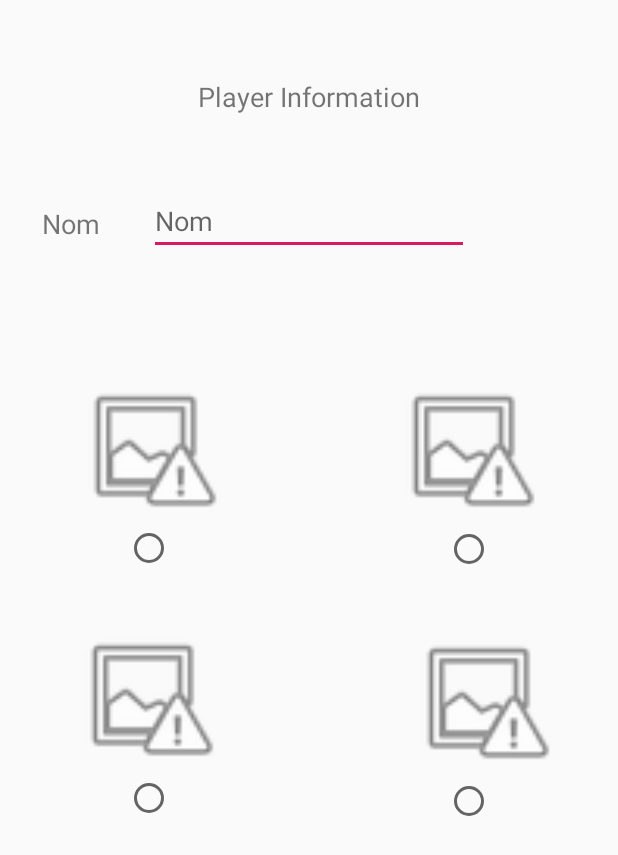
After one commit to tajaouart/iuttp1920, an Android app: the ChoosePlayersNames screen opened directly, with no data from a screen before it, on a phone screen of 412 x 824 dp. The commit adds this screen. Shown: the top 855 px of the screen. Run offline under Robolectric (Android 15) with nearby library versions, the phone set to English and light mode, and no system bars.

Commit message:
add choose players names activity + radio buttons radio group fonctionnality

```diff
--- a/app/src/main/AndroidManifest.xml
+++ b/app/src/main/AndroidManifest.xml
@@ -9,6 +9,7 @@
         android:roundIcon="@mipmap/ic_launcher_round"
         android:supportsRtl="true"
         android:theme="@style/AppTheme">
+        <activity android:name=".ChoosePlayersNames"></activity>
         <activity android:name=".MainActivity">
             <intent-filter>
                 <action android:name="android.intent.action.MAIN" />
--- /dev/null
+++ b/app/src/main/java/fr/aylan/puissancequatre/ChoosePlayersNames.java
@@ -0,0 +1,94 @@
+package fr.aylan.puissancequatre;
+
+import androidx.appcompat.app.AppCompatActivity;
+
+import android.os.Bundle;
+import android.view.View;
+import android.view.View.OnClickListener;
+import android.widget.CompoundButton;
+import android.widget.RadioButton;
+import android.widget.RadioGroup;
+
+public class ChoosePlayersNames extends AppCompatActivity {
+
+    RadioButton radioButton1;
+    RadioButton radioButton2;
+    RadioButton radioButton3;
+    RadioButton radioButton4;
+    RadioGroup radioGroup;
+
+
+    @Override
+    protected void onCreate(Bundle savedInstanceState) {
+        super.onCreate(savedInstanceState);
+        setContentView(R.layout.activity_choose_players_names);
+
+        radioButton1 = findViewById(R.id.radioButton1);
+        radioButton2 = findViewById(R.id.radioButton2);
+        radioButton3 = findViewById(R.id.radioButton3);
+        radioButton4 = findViewById(R.id.radioButton4);
+
+
+        radioButton1.setOnClickListener(first_radio_listener);
+        radioButton2.setOnClickListener(second_radio_listener);
+        radioButton3.setOnClickListener(third_radio_listener);
+        radioButton4.setOnClickListener(fourth_radio_listener);
+
+    }
+
+    private void radiob1(View view) {
+        radioButton1.setChecked(true);
+        radioButton2.setChecked(false);
+        radioButton3.setChecked(false);
+        radioButton4.setChecked(false);
+
+    }
+    private void radiob2(View view) {
+        radioButton1.setChecked(false);
+        radioButton2.setChecked(true);
+        radioButton3.setChecked(false);
+        radioButton4.setChecked(false);
+
+    }
+    private void radiob3(View view) {
+        radioButton1.setChecked(false);
+        radioButton2.setChecked(false);
+        radioButton3.setChecked(true);
+        radioButton4.setChecked(false);
+
+    }
+    private void radiob4(View view) {
+        radioButton1.setChecked(false);
+        radioButton2.setChecked(false);
+        radioButton3.setChecked(false);
+        radioButton4.setChecked(true);
+
+    }
+
+
+    OnClickListener first_radio_listener = new OnClickListener (){
+        public void onClick(View v) {
+            radiob1(null);
+        }
+    };
+
+    OnClickListener second_radio_listener = new OnClickListener (){
+        public void onClick(View v) {
+            radiob2(null);
+        }
+    };
+
+    OnClickListener third_radio_listener = new OnClickListener (){
+        public void onClick(View v) {
+            radiob3(null);
+        }
+    };
+    OnClickListener fourth_radio_listener = new OnClickListener (){
+        public void onClick(View v) {
+            radiob4(null);
+        }
+    };
+
+
+
+}
--- a/app/src/main/java/fr/aylan/puissancequatre/MainActivity.java
+++ b/app/src/main/java/fr/aylan/puissancequatre/MainActivity.java
@@ -2,13 +2,37 @@ package fr.aylan.puissancequatre;
 
 import androidx.appcompat.app.AppCompatActivity;
 
+import android.content.Intent;
 import android.os.Bundle;
+import android.view.View;
+import android.widget.EditText;
 
 public class MainActivity extends AppCompatActivity {
+    EditText etGridDimensions;
+    EditText etNbrPlayers;
 
     @Override
     protected void onCreate(Bundle savedInstanceState) {
         super.onCreate(savedInstanceState);
         setContentView(R.layout.activity_main);
+
+        etGridDimensions = findViewById(R.id.etGridDimensions);
+        etNbrPlayers = findViewById(R.id.etNbrPlayers);
+    }
+
+
+    public void nextChoosePlayersNames(View view){
+        int nbrPlayers = Integer.parseInt(etNbrPlayers.getText().toString());
+        int gridDimensions = Integer.parseInt(etGridDimensions.getText().toString());
+
+        Intent intent = new Intent(this, ChoosePlayersNames.class);
+        intent.putExtra("nbrPlayers",nbrPlayers);
+        intent.putExtra("gridDimensions",gridDimensions);
+
+        startActivity(intent);
+
+
+
+
     }
 }
--- /dev/null
+++ b/app/src/main/res/layout/activity_choose_players_names.xml
@@ -0,0 +1,114 @@
+<?xml version="1.0" encoding="utf-8"?>
+<androidx.constraintlayout.widget.ConstraintLayout xmlns:android="http://schemas.android.com/apk/res/android"
+    xmlns:app="http://schemas.android.com/apk/res-auto"
+    xmlns:tools="http://schemas.android.com/tools"
+    android:layout_width="match_parent"
+    android:layout_height="match_parent"
+    tools:context=".ChoosePlayersNames">
+
+    <TextView
+        android:id="@+id/titlePageChoosePlayerName"
+        android:layout_width="wrap_content"
+        android:layout_height="wrap_content"
+        android:layout_marginTop="52dp"
+        android:text="Player Information"
+        android:textSize="18sp"
+        app:layout_constraintEnd_toEndOf="parent"
+        app:layout_constraintStart_toStartOf="parent"
+        app:layout_constraintTop_toTopOf="parent" />
+
+    <TextView
+        android:id="@+id/textView5"
+        android:layout_width="wrap_content"
+        android:layout_height="wrap_content"
+        android:layout_marginStart="28dp"
+        android:layout_marginTop="60dp"
+        android:text="Nom "
+        android:textSize="18sp"
+        app:layout_constraintStart_toStartOf="parent"
+        app:layout_constraintTop_toBottomOf="@+id/titlePageChoosePlayerName" />
+
+    <EditText
+        android:id="@+id/playerName"
+        android:layout_width="wrap_content"
+        android:layout_height="wrap_content"
+        android:layout_marginStart="28dp"
+        android:layout_marginTop="48dp"
+        android:ems="10"
+        android:hint="Nom"
+        android:inputType="textPersonName"
+        app:layout_constraintStart_toEndOf="@+id/textView5"
+        app:layout_constraintTop_toBottomOf="@+id/titlePageChoosePlayerName" />
+
+    <ImageView
+        android:id="@+id/imagePion2"
+        android:layout_width="100dp"
+        android:layout_height="100dp"
+        android:layout_marginTop="80dp"
+        android:layout_marginEnd="50dp"
+        app:layout_constraintEnd_toEndOf="parent"
+        app:layout_constraintTop_toBottomOf="@+id/playerName"
+        app:srcCompat="@android:drawable/ic_menu_report_image" />
+
+    <ImageView
+        android:id="@+id/imagePion1"
+        android:layout_width="100dp"
+        android:layout_height="100dp"
+        android:layout_marginLeft="50dp"
+        android:layout_marginTop="80dp"
+        app:layout_constraintStart_toStartOf="parent"
+        app:layout_constraintTop_toBottomOf="@+id/playerName"
+        app:srcCompat="@android:drawable/ic_menu_report_image" />
+
+    <ImageView
+        android:id="@+id/imagePion3"
+        android:layout_width="100dp"
+        android:layout_height="100dp"
+        android:layout_marginStart="48dp"
+        android:layout_marginTop="36dp"
+        app:layout_constraintStart_toStartOf="parent"
+        app:layout_constraintTop_toBottomOf="@+id/radioButton1"
+        app:srcCompat="@android:drawable/ic_menu_report_image" />
+
+    <ImageView
+        android:id="@+id/imagePion4"
+        android:layout_width="100dp"
+        android:layout_height="100dp"
+        android:layout_marginTop="36dp"
+        android:layout_marginEnd="40dp"
+        app:layout_constraintEnd_toEndOf="parent"
+        app:layout_constraintTop_toBottomOf="@+id/radioButton2"
+        app:srcCompat="@android:drawable/ic_menu_report_image" />
+
+    <RadioButton
+        android:id="@+id/radioButton1"
+        android:layout_width="wrap_content"
+        android:layout_height="30dp"
+        android:layout_marginStart="83dp"
+        app:layout_constraintStart_toStartOf="parent"
+        app:layout_constraintTop_toBottomOf="@+id/imagePion1" />
+
+    <RadioButton
+        android:id="@+id/radioButton2"
+        android:layout_width="wrap_content"
+        android:layout_height="wrap_content"
+        android:layout_marginEnd="83dp"
+        app:layout_constraintEnd_toEndOf="parent"
+        app:layout_constraintTop_toBottomOf="@+id/imagePion2" />
+
+    <RadioButton
+        android:id="@+id/radioButton3"
+        android:layout_width="wrap_content"
+        android:layout_height="wrap_content"
+        android:layout_marginStart="83dp"
+        app:layout_constraintStart_toStartOf="parent"
+        app:layout_constraintTop_toBottomOf="@+id/imagePion3" />
+
+    <RadioButton
+        android:id="@+id/radioButton4"
+        android:layout_width="wrap_content"
+        android:layout_height="wrap_content"
+        android:layout_marginEnd="83dp"
+        app:layout_constraintEnd_toEndOf="parent"
+        app:layout_constraintTop_toBottomOf="@+id/imagePion4" />
+</androidx.constraintlayout.widget.ConstraintLayout>
--- a/app/src/main/res/layout/activity_main.xml
+++ b/app/src/main/res/layout/activity_main.xml
@@ -29,7 +29,7 @@
         app:layout_constraintTop_toTopOf="parent" />
 
     <EditText
-        android:id="@+id/editText"
+        android:id="@+id/etNbrPlayers"
         android:layout_width="wrap_content"
         android:layout_height="wrap_content"
         android:layout_marginEnd="52dp"
@@ -39,11 +39,11 @@
         android:text="0"
         app:layout_constraintBottom_toBottomOf="parent"
         app:layout_constraintEnd_toEndOf="parent"
-        app:layout_constraintTop_toBottomOf="@+id/editText2"
+        app:layout_constraintTop_toBottomOf="@+id/etGridDimensions"
         app:layout_constraintVertical_bias="0.067" />
 
     <EditText
-        android:id="@+id/editText2"
+        android:id="@+id/etGridDimensions"
         android:layout_width="wrap_content"
         android:layout_height="wrap_content"
         android:layout_marginTop="68dp"
@@ -61,11 +61,12 @@
         android:layout_height="wrap_content"
         android:layout_marginTop="100dp"
         android:background="#60A04B"
+        android:onClick="nextChoosePlayersNames"
         android:text="Suivant"
         app:layout_constraintEnd_toEndOf="parent"
         app:layout_constraintHorizontal_bias="0.5"
         app:layout_constraintStart_toStartOf="parent"
-        app:layout_constraintTop_toBottomOf="@+id/editText" />
+        app:layout_constraintTop_toBottomOf="@+id/etNbrPlayers" />
 
     <TextView
         android:id="@+id/textView3"
```
